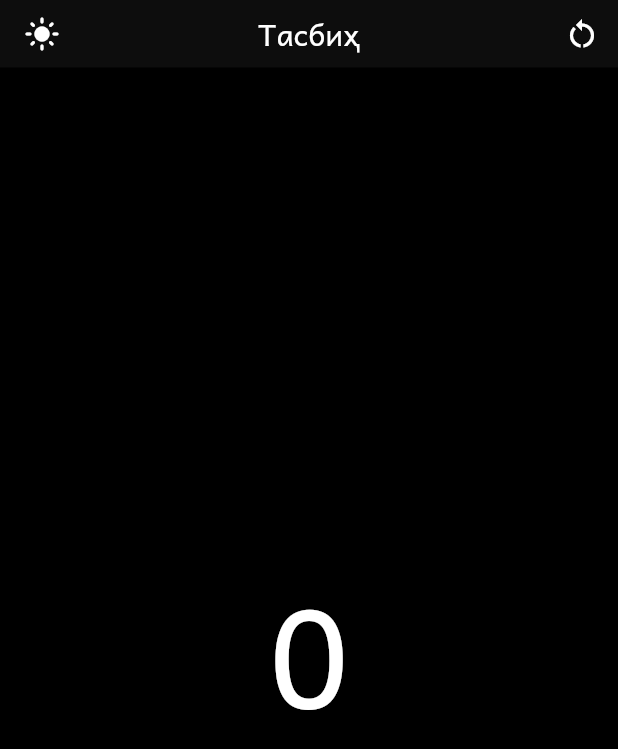
After one commit to Jaloliddin-Fozilov/tasbih, a Flutter app: the screen it shows after launch, after a tap on the "dark mode" icon, on a phone screen of 412 x 824 dp. The commit adds this screen. Shown: the top 749 px of the screen. Run offline on Flutter 3.47's test engine with Material 2 defaults, Android fonts, the light colour scheme and no system bars; our stand-ins replace shared_preferences, vibration.

Commit message:
dark theme

```diff
--- a/lib/main.dart
+++ b/lib/main.dart
@@ -1,7 +1,8 @@
 import 'package:flutter/material.dart';
 import 'package:shared_preferences/shared_preferences.dart';
-// import 'package:vibration/vibration.dart';
+import 'package:vibration/vibration.dart';
 
+import 'screens/dark_theme.dart';
 import 'screens/first_theme.dart';
 
 void main() {
@@ -9,6 +10,7 @@ void main() {
 }
 
 class MyApp extends StatefulWidget {
+  bool isDark = false;
   int current = 0;
   int all = 0;
   int textCount = 0;
@@ -40,12 +42,22 @@ class _MyAppState extends State<MyApp> {
   getValues() async {
     SharedPreferences prefs = await SharedPreferences.getInstance();
     setState(() {
+      widget.isDark = prefs.getBool('isDarkToSave')!;
       widget.current = prefs.getInt('currentToSave')!;
       widget.all = prefs.getInt('allToSave')!;
       widget.textCount = prefs.getInt('textCountToSave')!;
       widget.textCountAll = prefs.getInt('textCountAllToSave')!;
       widget.count = prefs.getInt('countToSave')!;
     });
+  }
+
+  changeTheme() async {
+    SharedPreferences prefs = await SharedPreferences.getInstance();
+
+    setState(() {
+      widget.isDark = !widget.isDark;
+    });
+    prefs.setBool('isDarkToSave', widget.isDark);
   }
 
   List<Map<String, dynamic>> mapList = [
@@ -83,7 +95,7 @@ class _MyAppState extends State<MyApp> {
         widget.count,
       );
       print('vibration 500');
-      // Vibration.vibrate(duration: 500);
+      Vibration.vibrate(duration: 500);
     });
   }
 
@@ -104,7 +116,7 @@ class _MyAppState extends State<MyApp> {
           widget.current = 0;
           widget.textCountAll = 0;
           print('vibration 350');
-          // Vibration.vibrate(duration: 350);
+          Vibration.vibrate(duration: 350);
           widget.saveValues(
             widget.current,
             widget.all,
@@ -115,7 +127,7 @@ class _MyAppState extends State<MyApp> {
         } else {
           widget.textCount++;
           print('vibration 350');
-          // Vibration.vibrate(duration: 350);
+          Vibration.vibrate(duration: 350);
           widget.current = 0;
           widget.textCountAll = -1;
           widget.saveValues(
@@ -138,6 +150,15 @@ class _MyAppState extends State<MyApp> {
         );
       },
     );
+  }
+
+  void addToAll() async {
+    SharedPreferences prefs = await SharedPreferences.getInstance();
+    widget.all++;
+
+    setState(() {
+      prefs.setInt('allToSave', widget.all);
+    });
   }
 
   void selectText(BuildContext context) {
@@ -165,10 +186,21 @@ class _MyAppState extends State<MyApp> {
                         selectedText = object['text'];
                         final selectedTextIndex = mapList.indexWhere(
                             (object) => object['text'] == selectedText);
+                        print('textCount ${widget.textCount}');
 
-                        widget.current = selectedTextIndex;
-                        print(selectedTextIndex);
-                        changerPlus();
+                        setState(() {
+                          widget.textCount = selectedTextIndex;
+                          widget.current = 0;
+                          widget.saveValues(
+                            widget.current,
+                            widget.all,
+                            widget.textCount,
+                            widget.textCountAll,
+                            widget.count,
+                          );
+                        });
+
+                        print('selectedTextIndex $selectedTextIndex');
 
                         Navigator.of(context).pop();
                       },
@@ -199,17 +231,26 @@ class _MyAppState extends State<MyApp> {
       theme: ThemeData(
         fontFamily: 'Andika',
         primaryColor: const Color.fromRGBO(2, 25, 69, 1),
-        scaffoldBackgroundColor: const Color.fromRGBO(2, 25, 69, 1),
+        scaffoldBackgroundColor:
+            widget.isDark ? Colors.black : const Color.fromRGBO(2, 25, 69, 1),
         textTheme: const TextTheme(
           bodyText2: TextStyle(
             color: Color.fromRGBO(224, 191, 94, 1),
           ),
         ),
       ),
-      home: FirstTheme(
+      home: widget.isDark
+          ? DarkTheme(
+              changeTheme,
+              restart,
+              widget.all,
+              addToAll,
+            )
+          : FirstTheme(
+              changeTheme,
               mapList,
               widget.textCount,
-        widget.all,
+              widget.current,
               restart,
               changerPlus,
               widget.all,
--- /dev/null
+++ b/lib/screens/dark_theme.dart
@@ -0,0 +1,68 @@
+import 'package:flutter/material.dart';
+
+class DarkTheme extends StatefulWidget {
+  final Function() changeTheme;
+  final Function() restart;
+  final int all;
+  final Function() addToAll;
+  const DarkTheme(this.changeTheme, this.restart, this.all, this.addToAll,
+      {Key? key})
+      : super(key: key);
+
+  @override
+  State<DarkTheme> createState() => _DarkThemeState();
+}
+
+class _DarkThemeState extends State<DarkTheme> {
+  @override
+  Widget build(BuildContext context) {
+    return Scaffold(
+      appBar: AppBar(
+        toolbarHeight: 45,
+        backgroundColor: const Color.fromARGB(31, 103, 103, 103),
+        centerTitle: true,
+        leading: IconButton(
+          onPressed: () => widget.changeTheme(),
+          icon: const Icon(
+            Icons.light_mode,
+            color: Color.fromARGB(255, 255, 255, 255),
+          ),
+        ),
+        title: const Text(
+          "Тасбиҳ",
+          style: TextStyle(
+            color: Color.fromARGB(255, 255, 255, 255),
+          ),
+        ),
+        actions: [
+          IconButton(
+            icon: const Icon(
+              Icons.restart_alt,
+              color: Color.fromARGB(255, 255, 255, 255),
+            ),
+            onPressed: () => widget.restart(),
+          ),
+        ],
+      ),
+      body: InkWell(
+        onTap: () => widget.addToAll(),
+        highlightColor: Colors.transparent,
+        radius: 0,
+        child: SizedBox(
+          height: MediaQuery.of(context).size.height,
+          width: MediaQuery.of(context).size.width,
+          child: Center(
+            heightFactor: 4.3,
+            child: Text(
+              widget.all.toString(),
+              style: const TextStyle(
+                color: Colors.white,
+                fontSize: 90,
+              ),
+            ),
+          ),
+        ),
+      ),
+    );
+  }
+}
--- a/lib/screens/first_theme.dart
+++ b/lib/screens/first_theme.dart
@@ -6,6 +6,7 @@ import '../widgets/present.dart';
 import '../widgets/listText.dart';
 
 class FirstTheme extends StatelessWidget {
+  final Function() changeTheme;
   final Function restart;
   final List textMap;
   final int textCount;
@@ -14,8 +15,8 @@ class FirstTheme extends StatelessWidget {
   final int textCountAll;
   final Function selectText;
 
-  const FirstTheme(this.textMap, this.textCount, this.current, this.restart,
-      this.changerPlus, this.textCountAll, this.selectText,
+  const FirstTheme(this.changeTheme, this.textMap, this.textCount, this.current,
+      this.restart, this.changerPlus, this.textCountAll, this.selectText,
       {Key? key})
       : super(key: key);
 
@@ -26,6 +27,13 @@ class FirstTheme extends StatelessWidget {
         toolbarHeight: 45,
         backgroundColor: Colors.transparent,
         centerTitle: true,
+        leading: IconButton(
+          onPressed: () => changeTheme(),
+          icon: const Icon(
+            Icons.dark_mode,
+            color: Color.fromRGBO(224, 191, 94, 1),
+          ),
+        ),
         title: const Text(
           "Тасбиҳ",
           style: TextStyle(
@@ -45,6 +53,9 @@ class FirstTheme extends StatelessWidget {
       body: SafeArea(
         child: SingleChildScrollView(
           child: Container(
+            width: MediaQuery.of(context).size.width,
+            height: MediaQuery.of(context).size.height -
+                AppBar().preferredSize.height,
             decoration: const BoxDecoration(
               image: DecorationImage(
                 image: AssetImage('assets/images/background.png'),
@@ -52,7 +63,7 @@ class FirstTheme extends StatelessWidget {
               ),
             ),
             child: Padding(
-              padding: const EdgeInsets.all(20.0),
+              padding: const EdgeInsets.all(15.0),
               child: Column(
                 mainAxisAlignment: MainAxisAlignment.center,
                 crossAxisAlignment: CrossAxisAlignment.stretch,
--- a/pubspec.yaml
+++ b/pubspec.yaml
@@ -47,7 +47,7 @@ dev_dependencies:
   # rules and activating additional ones.
   flutter_lints: ^1.0.0
   animated_rotation: ^2.0.0
-  # vibration: ^1.7.3
+  vibration: ^1.7.3
 
 # For information on the generic Dart part of this file, see the
 # following page: https://dart.dev/tools/pub/pubspec
```
Also changed, not shown: pubspec.lock. Lines whose indentation alone changed are shown as unchanged.
